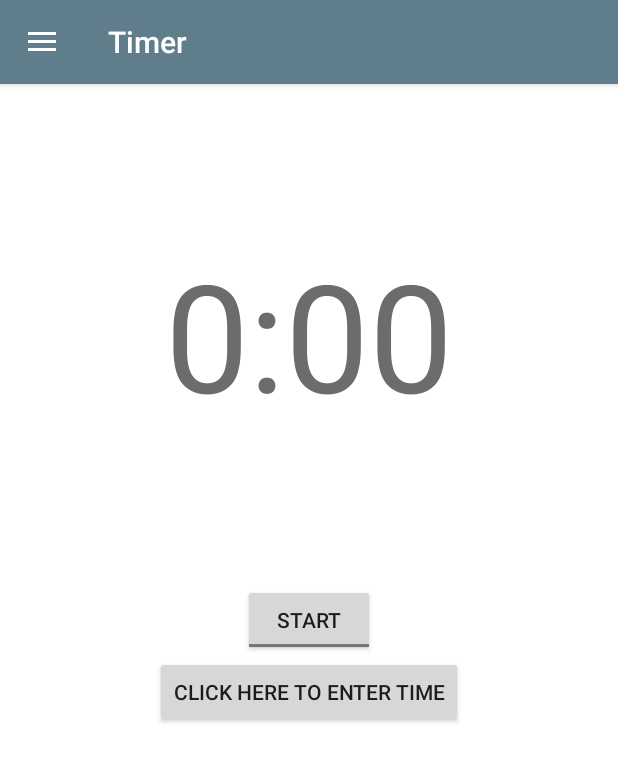
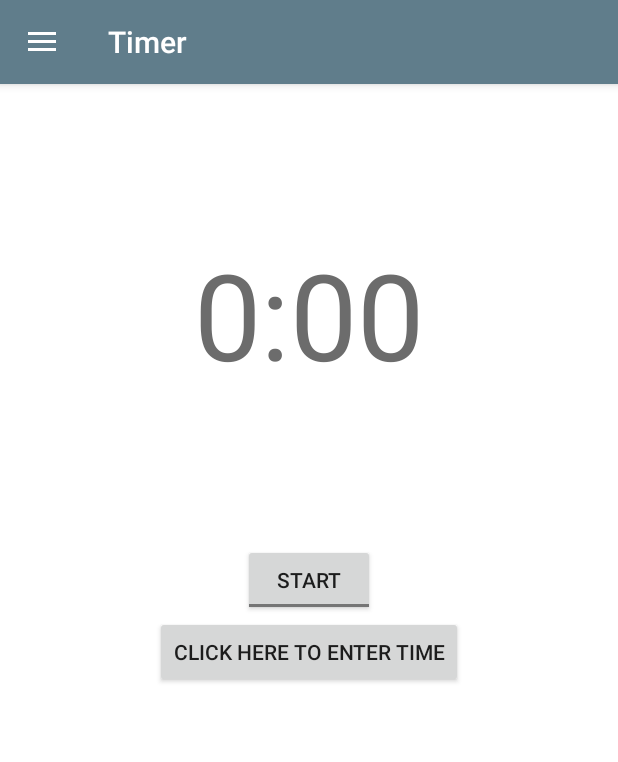
Before and after one commit to E-Nesbitt/YouCook, an Android app: the Timer screen opened directly, with no data from a screen before it, on a phone screen of 412 x 824 dp. Shown: the top 762 px of the screen. Run offline under Robolectric (Android 15) with nearby library versions, the phone set to English and light mode, and no system bars; 1 statement that could not run was skipped.

```diff
--- a/app/src/main/res/layout/activity_timer.xml
+++ b/app/src/main/res/layout/activity_timer.xml
@@ -16,7 +16,7 @@
             android:id="@+id/timecount"
             android:layout_width="match_parent"
             android:layout_height="wrap_content"
-            android:textSize="100sp"
+            android:textSize="80sp"
             android:textColor="@color/darkgrey"
             android:text="@string/time"
             android:gravity="center"
```
Also changed, not shown: app/src/main/java/com/example/ethannesbitt/youcook/Timer.java (+15 -1 lines).
